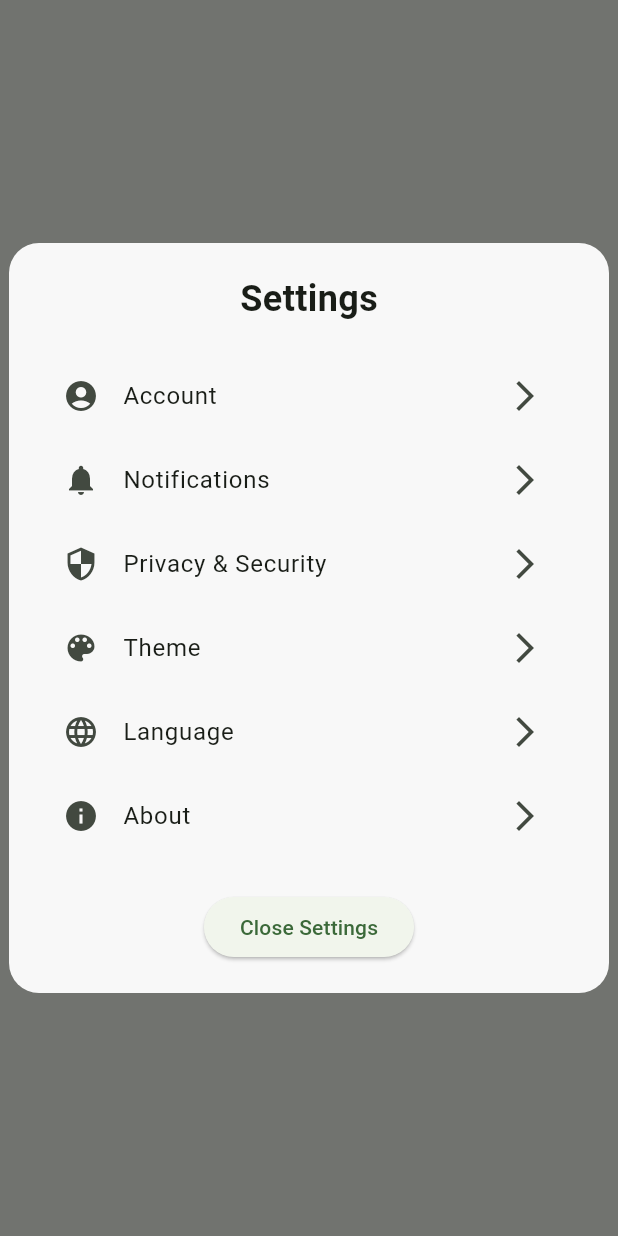
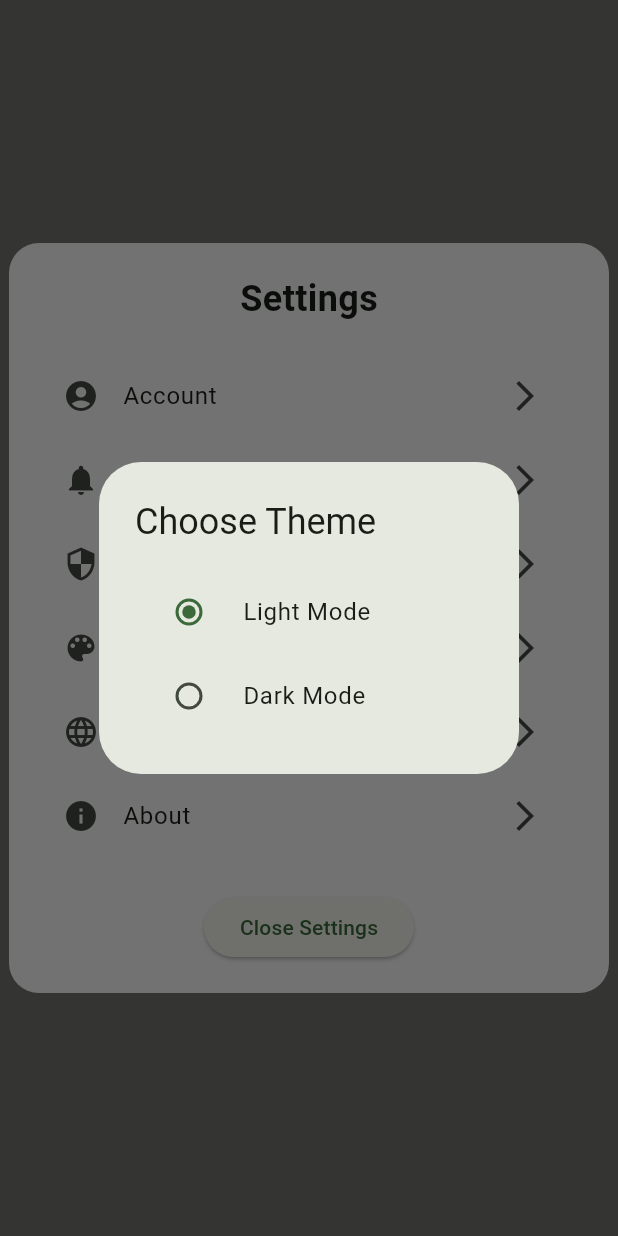
Before and after one commit to muazzamaqeel/Planify-Calendar, a Flutter app: what showSettingsOverlay() shows on an empty page, opened directly, after a tap on "Theme", on a phone screen of 412 x 824 dp. Run offline on Flutter 3.47's test engine with Material 3 defaults, Android fonts, the phone set to English and light mode, and no system bars; our stand-ins replace getwidget, shared_preferences, table_calendar; accounts and stored records are empty; network calls fail.

Commit message:
Theme Implementation

```diff
--- /dev/null
+++ b/src/FrontEnd/fluttercalendar/lib/screens/calendar_view/components/theme_notifier.dart
@@ -0,0 +1,25 @@
+import 'package:flutter/material.dart';
+import 'package:shared_preferences/shared_preferences.dart';
+
+class ThemeNotifier extends ChangeNotifier {
+  bool isDarkMode = false;
+
+  ThemeNotifier() {
+    loadTheme(); // Load saved theme
+  }
+
+  ThemeMode get currentTheme => isDarkMode ? ThemeMode.dark : ThemeMode.light;
+
+  void setTheme(bool darkMode) async {
+    isDarkMode = darkMode;
+    notifyListeners();
+    final prefs = await SharedPreferences.getInstance();
+    await prefs.setBool('isDarkMode', isDarkMode);
+  }
+
+  void loadTheme() async {
+    final prefs = await SharedPreferences.getInstance();
+    isDarkMode = prefs.getBool('isDarkMode') ?? false;
+    notifyListeners();
+  }
+}
--- a/src/FrontEnd/fluttercalendar/lib/screens/calendar_view/sidebar/additional_views/settings_view.dart
+++ b/src/FrontEnd/fluttercalendar/lib/screens/calendar_view/sidebar/additional_views/settings_view.dart
@@ -1,17 +1,20 @@
 import 'package:flutter/material.dart';
+import 'package:provider/provider.dart';
+import '../../components/theme_notifier.dart';
 
 class SettingsView {
   /// Displays an overlay with a modern settings interface containing several options.
   static void showSettingsOverlay(BuildContext context) {
     showGeneralDialog(
       context: context,
-      barrierDismissible: true,         // Allow dismissal by tapping outside.
-      barrierLabel: 'Settings',         // Accessibility label.
-      barrierColor: Colors.black54,     // Semi-transparent background.
+      barrierDismissible: true, // Allow dismissal by tapping outside.
+      barrierLabel: 'Settings', // Accessibility label.
+      barrierColor: Colors.black54, // Semi-transparent background.
       pageBuilder: (context, animation, secondaryAnimation) {
         return Center(
           child: Material(
-            color: Colors.transparent,   // Keep the overlay background transparent.
+            color:
+                Colors.transparent, // Keep the overlay background transparent.
             child: Container(
               width: 400,
               height: 500,
@@ -51,12 +54,51 @@ class SettingsView {
                           trailing: const Icon(Icons.arrow_forward_ios),
                           onTap: () {},
                         ),
+
+                        // Theme Selection Dialog
                         ListTile(
                           leading: const Icon(Icons.color_lens),
                           title: const Text('Theme'),
                           trailing: const Icon(Icons.arrow_forward_ios),
-                          onTap: () {},
+                          onTap: () {
+                            showDialog(
+                              context: context,
+                              builder: (context) {
+                                return AlertDialog(
+                                  title: const Text('Choose Theme'),
+                                  content: Consumer<ThemeNotifier>(
+                                    builder: (context, notifier, child) {
+                                      return Column(
+                                        mainAxisSize: MainAxisSize.min,
+                                        children: [
+                                          RadioListTile<bool>(
+                                            title: const Text('Light Mode'),
+                                            value: false,
+                                            groupValue: notifier.isDarkMode,
+                                            onChanged: (value) {
+                                              notifier.setTheme(false);
+                                              Navigator.of(context).pop();
+                                            },
+                                          ),
+                                          RadioListTile<bool>(
+                                            title: const Text('Dark Mode'),
+                                            value: true,
+                                            groupValue: notifier.isDarkMode,
+                                            onChanged: (value) {
+                                              notifier.setTheme(true);
+                                              Navigator.of(context).pop();
+                                            },
+                                          ),
+                                        ],
+                                      );
+                                    },
+                                  ),
+                                );
+                              },
+                            );
+                          },
                         ),
+
                         ListTile(
                           leading: const Icon(Icons.language),
                           title: const Text('Language'),
```
Also changed, not shown: src/FrontEnd/fluttercalendar/lib/main.dart (+22 -2 lines), src/FrontEnd/fluttercalendar/pubspec.yaml (+4 -3 lines), src/FrontEnd/fluttercalendar/pubspec.lock, 1 other file.
